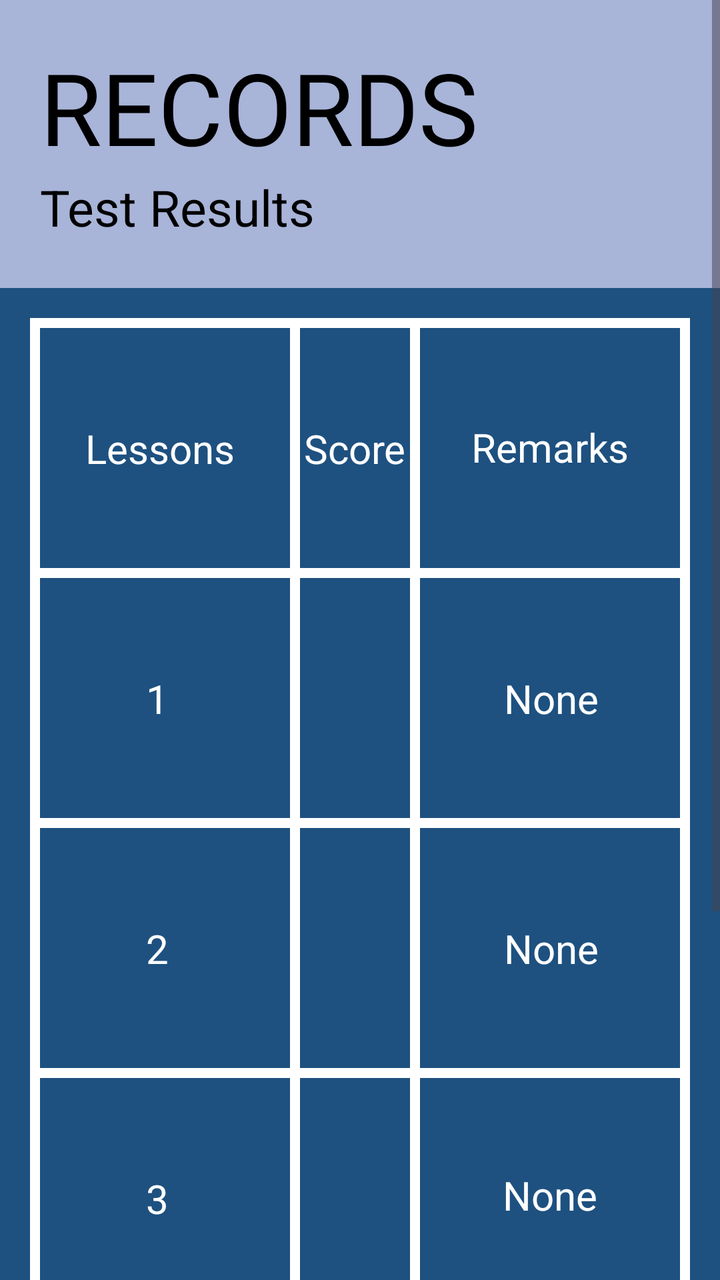
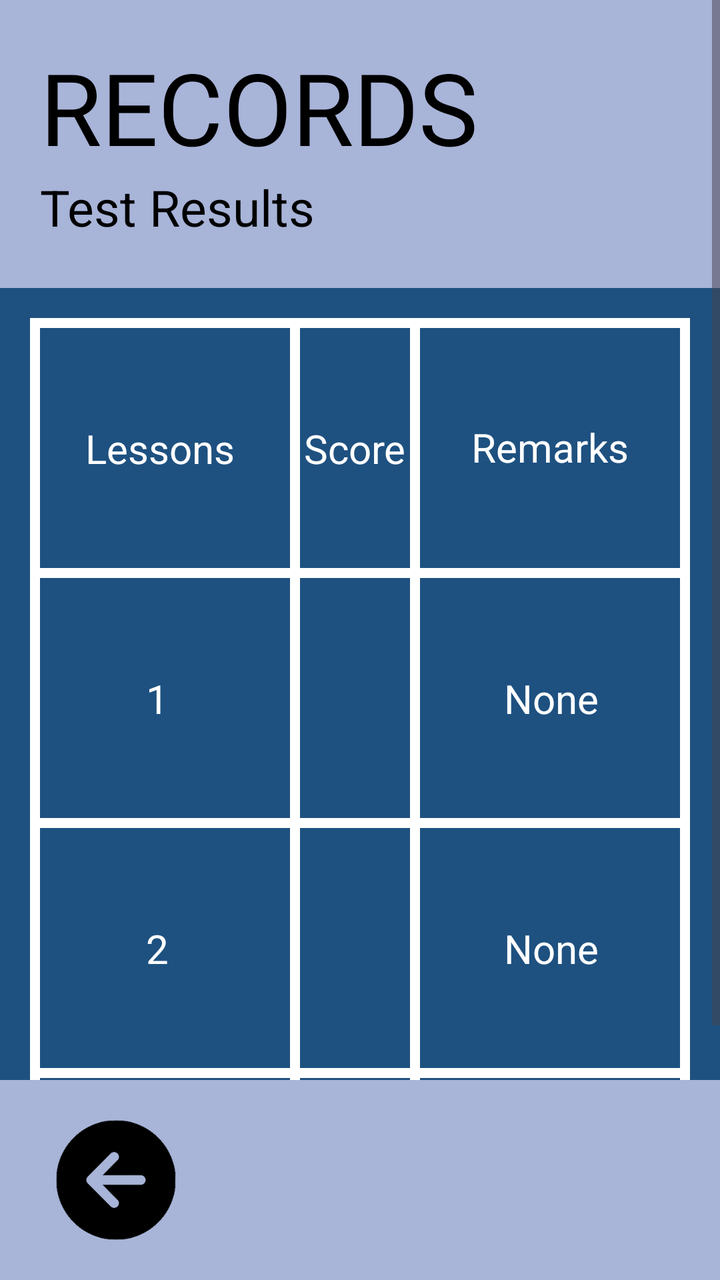

The first picture is an Android layout as it rendered before a commit; the second is the same layout after the commit. The layout source and the unified diff follow.
<!-- AndroidManifest.xml: application theme Theme.FinalsApplication -->
<!-- res/layout/records_page1.xml -->
<?xml version="1.0" encoding="utf-8"?>
<RelativeLayout xmlns:android="http://schemas.android.com/apk/res/android"
    android:layout_width="match_parent"
    android:layout_height="match_parent"
    xmlns:tools="http://schemas.android.com/tools"
    xmlns:app="http://schemas.android.com/apk/res-auto"
    android:background="@color/ourBlue">

    <ScrollView
        android:layout_width="409dp"
        android:layout_height="729dp"
        tools:layout_editor_absoluteX="1dp"
        tools:layout_editor_absoluteY="1dp">

        <LinearLayout
            android:layout_width="match_parent"
            android:layout_height="wrap_content"
            android:orientation="vertical">

            <LinearLayout
                android:layout_width="match_parent"
                android:layout_height="144dp"
                android:background="#a8b4d8"
                android:orientation="vertical">

                <TextView
                    android:id="@+id/mainLabel1"
                    android:layout_width="wrap_content"
                    android:layout_height="wrap_content"
                    android:layout_marginStart="20dp"
                    android:layout_marginTop="20dp"
                    android:fontFamily="@font/roboto_black"
                    android:text="RECORDS"
                    android:textColor="@color/black"
                    android:textSize="50sp" />

                <TextView
                    android:id="@+id/mainLabel2"
                    android:layout_width="225dp"
                    android:layout_height="wrap_content"
                    android:layout_marginStart="20dp"
                    android:layout_marginBottom="20dp"
                    android:text="Test Results"
                    android:textColor="@color/black"
                    android:textSize="25sp" />

            </LinearLayout>

            <androidx.constraintlayout.widget.ConstraintLayout
                android:layout_width="match_parent"
                android:layout_height="655dp">

                <TextView
                    android:id="@+id/l2Label"
                    android:layout_width="wrap_content"
                    android:layout_height="wrap_content"
                    android:text="2"
                    android:textColor="@color/white"
                    android:textSize="20sp"
                    app:layout_constraintBottom_toTopOf="@+id/linearLayout8"
                    app:layout_constraintEnd_toStartOf="@+id/linearLayout5"
                    app:layout_constraintHorizontal_bias="0.49"
                    app:layout_constraintStart_toStartOf="@+id/linearLayout7"
                    app:layout_constraintTop_toBottomOf="@+id/linearLayout7" />

                <TextView
                    android:id="@+id/l3Label"
                    android:layout_width="wrap_content"
                    android:layout_height="wrap_content"
                    android:text="3"
                    android:textColor="@color/white"
                    android:textSize="20sp"
                    app:layout_constraintBottom_toTopOf="@+id/linearLayout10"
                    app:layout_constraintEnd_toStartOf="@+id/linearLayout5"
                    app:layout_constraintHorizontal_bias="0.49"
                    app:layout_constraintStart_toStartOf="@+id/linearLayout7"
                    app:layout_constraintTop_toBottomOf="@+id/linearLayout8" />

                <TextView
                    android:id="@+id/l3Score"
                    android:layout_width="wrap_content"
                    android:layout_height="wrap_content"
                    android:textColor="@color/white"
                    android:textSize="20sp"
                    app:layout_constraintBottom_toTopOf="@+id/linearLayout10"
                    app:layout_constraintEnd_toStartOf="@+id/linearLayout9"
                    app:layout_constraintStart_toEndOf="@+id/linearLayout5"
                    app:layout_constraintTop_toBottomOf="@+id/linearLayout8"
                    app:layout_constraintVertical_bias="0.494" />

                <TextView
                    android:id="@+id/l3Remarks"
                    android:layout_width="wrap_content"
                    android:layout_height="wrap_content"
                    android:text="None"
                    android:textColor="@color/white"
                    android:textSize="20sp"
                    app:layout_constraintBottom_toTopOf="@+id/linearLayout10"
                    app:layout_constraintEnd_toStartOf="@+id/linearLayout4"
                    app:layout_constraintStart_toEndOf="@+id/linearLayout9"
                    app:layout_constraintTop_toBottomOf="@+id/linearLayout8"
                    app:layout_constraintVertical_bias="0.483" />

                <TextView
                    android:id="@+id/sumLabel"
                    android:layout_width="wrap_content"
                    android:layout_height="wrap_content"
                    android:text="Summative"
                    android:textColor="@color/white"
                    android:textSize="20sp"
                    app:layout_constraintBottom_toTopOf="@+id/linearLayout2"
                    app:layout_constraintEnd_toStartOf="@+id/linearLayout5"
                    app:layout_constraintHorizontal_bias="0.49"
                    app:layout_constraintStart_toStartOf="@+id/linearLayout7"
                    app:layout_constraintTop_toBottomOf="@+id/linearLayout10" />

                <LinearLayout
                    android:id="@+id/linearLayout"
                    android:layout_width="match_parent"
                    android:layout_height="5dp"
                    android:layout_marginStart="15dp"
                    android:layout_marginTop="15dp"
                    android:layout_marginEnd="15dp"
                    android:background="@color/white"
                    android:orientation="horizontal"
                    app:layout_constraintEnd_toEndOf="parent"
                    app:layout_constraintStart_toStartOf="parent"
                    app:layout_constraintTop_toTopOf="parent">

                </LinearLayout>

                <LinearLayout
                    android:id="@+id/linearLayout2"
                    android:layout_width="match_parent"
                    android:layout_height="5dp"
                    android:layout_marginStart="15dp"
                    android:layout_marginEnd="15dp"
                    android:layout_marginBottom="15dp"
                    android:background="@color/white"
                    android:orientation="horizontal"
                    app:layout_constraintBottom_toBottomOf="parent"
                    app:layout_constraintEnd_toEndOf="parent"
                    app:layout_constraintHorizontal_bias="1.0"
                    app:layout_constraintStart_toStartOf="parent"></LinearLayout>

                <LinearLayout
                    android:id="@+id/linearLayout3"
                    android:layout_width="5dp"
                    android:layout_height="match_parent"
                    android:layout_marginStart="15dp"
                    android:layout_marginTop="15dp"
                    android:layout_marginBottom="15dp"
                    android:background="@color/white"
                    android:orientation="vertical"
                    app:layout_constraintBottom_toTopOf="@+id/linearLayout2"
                    app:layout_constraintStart_toStartOf="parent"
                    app:layout_constraintTop_toTopOf="parent">

                </LinearLayout>

                <LinearLayout
                    android:id="@+id/linearLayout4"
                    android:layout_width="5dp"
                    android:layout_height="match_parent"
                    android:layout_marginTop="15dp"
                    android:layout_marginEnd="15dp"
                    android:layout_marginBottom="15dp"
                    android:background="@color/white"
                    android:orientation="vertical"
                    app:layout_constraintBottom_toTopOf="@+id/linearLayout2"
                    app:layout_constraintEnd_toEndOf="parent"
                    app:layout_constraintTop_toTopOf="parent"></LinearLayout>

                <LinearLayout
                    android:id="@+id/linearLayout5"
                    android:layout_width="5dp"
                    android:layout_height="match_parent"
                    android:layout_marginStart="130dp"
                    android:layout_marginTop="15dp"
                    android:layout_marginBottom="15dp"
                    android:background="@color/white"
                    android:orientation="vertical"
                    app:layout_constraintBottom_toTopOf="@+id/linearLayout2"
                    app:layout_constraintStart_toStartOf="@+id/linearLayout3"
                    app:layout_constraintTop_toTopOf="parent">

                </LinearLayout>

                <LinearLayout
                    android:id="@+id/linearLayout9"
                    android:layout_width="5dp"
                    android:layout_height="match_parent"
                    android:layout_marginTop="15dp"
                    android:layout_marginEnd="130dp"
                    android:layout_marginBottom="15dp"
                    android:background="@color/white"
                    android:orientation="vertical"
                    app:layout_constraintBottom_toTopOf="@+id/linearLayout2"
                    app:layout_constraintEnd_toStartOf="@+id/linearLayout4"
                    app:layout_constraintTop_toTopOf="parent">

                </LinearLayout>

                <LinearLayout
                    android:id="@+id/linearLayout6"
                    android:layout_width="match_parent"
                    android:layout_height="5dp"
                    android:layout_marginStart="15dp"
                    android:layout_marginTop="120dp"
                    android:layout_marginEnd="15dp"
                    android:background="@color/white"
                    android:orientation="horizontal"
                    app:layout_constraintEnd_toEndOf="parent"
                    app:layout_constraintStart_toStartOf="parent"
                    app:layout_constraintTop_toBottomOf="@+id/linearLayout">

                </LinearLayout>

                <LinearLayout
                    android:id="@+id/linearLayout7"
                    android:layout_width="match_parent"
                    android:layout_height="5dp"
                    android:layout_marginStart="15dp"
                    android:layout_marginTop="120dp"
                    android:layout_marginEnd="15dp"
                    android:background="@color/white"
                    android:orientation="horizontal"
                    app:layout_constraintEnd_toEndOf="parent"
                    app:layout_constraintHorizontal_bias="0.586"
                    app:layout_constraintStart_toStartOf="parent"
                    app:layout_constraintTop_toBottomOf="@+id/linearLayout6">

                </LinearLayout>

                <LinearLayout
                    android:id="@+id/linearLayout8"
                    android:layout_width="match_parent"
                    android:layout_height="5dp"
                    android:layout_marginStart="15dp"
                    android:layout_marginTop="120dp"
                    android:layout_marginEnd="15dp"
                    android:background="@color/white"
                    android:orientation="horizontal"
                    app:layout_constraintEnd_toEndOf="parent"
                    app:layout_constraintHorizontal_bias="0.517"
                    app:layout_constraintStart_toStartOf="parent"
                    app:layout_constraintTop_toBottomOf="@+id/linearLayout7">

                </LinearLayout>

                <TextView
                    android:id="@+id/lessonLabel"
                    android:layout_width="wrap_content"
                    android:layout_height="wrap_content"
                    android:text="Lessons"
                    android:textColor="@color/white"
                    android:textSize="20sp"
                    app:layout_constraintBottom_toTopOf="@+id/linearLayout6"
                    app:layout_constraintEnd_toStartOf="@+id/linearLayout5"
                    app:layout_constraintStart_toStartOf="@+id/linearLayout7"
                    app:layout_constraintTop_toBottomOf="@+id/linearLayout" />

                <TextView
                    android:id="@+id/l1Label"
                    android:layout_width="wrap_content"
                    android:layout_height="wrap_content"
                    android:text="1"
                    android:textColor="@color/white"
                    android:textSize="20sp"
                    app:layout_constraintBottom_toTopOf="@+id/linearLayout7"
                    app:layout_constraintEnd_toStartOf="@+id/linearLayout5"
                    app:layout_constraintHorizontal_bias="0.49"
                    app:layout_constraintStart_toStartOf="@+id/linearLayout7"
                    app:layout_constraintTop_toBottomOf="@+id/linearLayout6" />

                <TextView
                    android:id="@+id/scoreLabel"
                    android:layout_width="wrap_content"
                    android:layout_height="wrap_content"
                    android:text="Score"
                    android:textColor="@color/white"
                    android:textSize="20sp"
                    app:layout_constraintBottom_toTopOf="@+id/linearLayout6"
                    app:layout_constraintEnd_toStartOf="@+id/linearLayout9"
                    app:layout_constraintStart_toEndOf="@+id/linearLayout5"
                    app:layout_constraintTop_toBottomOf="@+id/linearLayout" />

                <TextView
                    android:id="@+id/l1Score"
                    android:layout_width="wrap_content"
                    android:layout_height="wrap_content"
                    android:textColor="@color/white"
                    android:textSize="20sp"
                    app:layout_constraintBottom_toTopOf="@+id/linearLayout7"
                    app:layout_constraintEnd_toStartOf="@+id/linearLayout9"
                    app:layout_constraintHorizontal_bias="0.547"
                    app:layout_constraintStart_toEndOf="@+id/linearLayout5"
                    app:layout_constraintTop_toBottomOf="@+id/linearLayout6" />

                <TextView
                    android:id="@+id/l2Score"
                    android:layout_width="wrap_content"
                    android:layout_height="wrap_content"
                    android:textColor="@color/white"
                    android:textSize="20sp"
                    app:layout_constraintBottom_toTopOf="@+id/linearLayout8"
                    app:layout_constraintEnd_toStartOf="@+id/linearLayout9"
                    app:layout_constraintHorizontal_bias="0.49"
                    app:layout_constraintStart_toEndOf="@+id/linearLayout5"
                    app:layout_constraintTop_toBottomOf="@+id/linearLayout7" />

                <TextView
                    android:id="@+id/sumScore"
                    android:layout_width="wrap_content"
                    android:layout_height="wrap_content"
                    android:textColor="@color/white"
                    android:textSize="20sp"
                    app:layout_constraintBottom_toTopOf="@+id/linearLayout2"
                    app:layout_constraintEnd_toStartOf="@+id/linearLayout9"
                    app:layout_constraintHorizontal_bias="0.49"
                    app:layout_constraintStart_toEndOf="@+id/linearLayout5"
                    app:layout_constraintTop_toBottomOf="@+id/linearLayout10" />

                <TextView
                    android:id="@+id/remarkLabel"
                    android:layout_width="wrap_content"
                    android:layout_height="wrap_content"
                    android:text="Remarks"
                    android:textColor="@color/white"
                    android:textSize="20sp"
                    app:layout_constraintBottom_toTopOf="@+id/linearLayout6"
                    app:layout_constraintEnd_toStartOf="@+id/linearLayout4"
                    app:layout_constraintStart_toEndOf="@+id/linearLayout9"
                    app:layout_constraintTop_toBottomOf="@+id/linearLayout"
                    app:layout_constraintVertical_bias="0.494" />

                <TextView
                    android:id="@+id/l1Remarks"
                    android:layout_width="wrap_content"
                    android:layout_height="wrap_content"
                    android:text="None"
                    android:textColor="@color/white"
                    android:textSize="20sp"
                    app:layout_constraintBottom_toTopOf="@+id/linearLayout7"
                    app:layout_constraintEnd_toStartOf="@+id/linearLayout4"
                    app:layout_constraintHorizontal_bias="0.509"
                    app:layout_constraintStart_toEndOf="@+id/linearLayout9"
                    app:layout_constraintTop_toBottomOf="@+id/linearLayout6" />

                <TextView
                    android:id="@+id/l2Remarks"
                    android:layout_width="wrap_content"
                    android:layout_height="wrap_content"
                    android:text="None"
                    android:textColor="@color/white"
                    android:textSize="20sp"
                    app:layout_constraintBottom_toTopOf="@+id/linearLayout8"
                    app:layout_constraintEnd_toStartOf="@+id/linearLayout4"
                    app:layout_constraintHorizontal_bias="0.509"
                    app:layout_constraintStart_toEndOf="@+id/linearLayout9"
                    app:layout_constraintTop_toBottomOf="@+id/linearLayout7" />

                <TextView
                    android:id="@+id/sumRemarks"
                    android:layout_width="wrap_content"
                    android:layout_height="wrap_content"
                    android:text="None"
                    android:textColor="@color/white"
                    android:textSize="20sp"
                    app:layout_constraintBottom_toTopOf="@+id/linearLayout2"
                    app:layout_constraintEnd_toStartOf="@+id/linearLayout4"
                    app:layout_constraintHorizontal_bias="0.509"
                    app:layout_constraintStart_toEndOf="@+id/linearLayout9"
                    app:layout_constraintTop_toBottomOf="@+id/linearLayout10" />

                <LinearLayout
                    android:id="@+id/linearLayout10"
                    android:layout_width="match_parent"
                    android:layout_height="5dp"
                    android:layout_marginStart="15dp"
                    android:layout_marginTop="120dp"
                    android:layout_marginEnd="15dp"
                    android:background="@color/white"
                    android:orientation="horizontal"
                    app:layout_constraintEnd_toEndOf="parent"
                    app:layout_constraintStart_toStartOf="parent"
                    app:layout_constraintTop_toBottomOf="@+id/linearLayout8"></LinearLayout>

            </androidx.constraintlayout.widget.ConstraintLayout>

            <LinearLayout
                android:layout_width="match_parent"
                android:layout_height="100dip"
                android:layout_alignParentBottom="true"
                android:background="#a8b4d8">

                <ImageButton
                    android:id="@+id/backButton"
                    android:layout_width="76dp"
                    android:layout_height="wrap_content"
                    android:layout_marginStart="20dp"
                    android:layout_marginTop="20dp"
                    android:layout_marginBottom="20dp"
                    android:background="?android:attr/selectableItemBackground"
                    android:scaleType="fitCenter"
                    android:src="@drawable/arrowleft" />
            </LinearLayout>

        </LinearLayout>
    </ScrollView>
</RelativeLayout>
<!-- resources referenced by this layout -->
<resources>
  <color name="black">#000000</color>
  <color name="ourBlue">#1e5180</color>
  <color name="white">#FFFFFFFF</color>
  <!-- drawable arrowleft: png bitmap (drawable, 16559 bytes) -->
  <style name="Theme.FinalsApplication" parent="Base.Theme.FinalsApplication" />
  <style name="Base.Theme.FinalsApplication" parent="Theme.Material3.DayNight.NoActionBar">
          
          
          <item name="android:statusBarColor">#00000000</item>
      </style>
</resources>

<!-- the commit's change to res/layout/records_page1.xml (unified diff, before → after) -->
@@ -388,24 +388,25 @@
 
             </androidx.constraintlayout.widget.ConstraintLayout>
 
-            <LinearLayout
-                android:layout_width="match_parent"
-                android:layout_height="100dip"
-                android:layout_alignParentBottom="true"
-                android:background="#a8b4d8">
-
-                <ImageButton
-                    android:id="@+id/backButton"
-                    android:layout_width="76dp"
-                    android:layout_height="wrap_content"
-                    android:layout_marginStart="20dp"
-                    android:layout_marginTop="20dp"
-                    android:layout_marginBottom="20dp"
-                    android:background="?android:attr/selectableItemBackground"
-                    android:scaleType="fitCenter"
-                    android:src="@drawable/arrowleft" />
-            </LinearLayout>
-
         </LinearLayout>
     </ScrollView>
+
+    <LinearLayout
+        android:layout_width="match_parent"
+        android:layout_height="100dip"
+        android:layout_alignParentBottom="true"
+        android:background="#a8b4d8">
+
+        <ImageButton
+            android:id="@+id/backButton"
+            android:layout_width="76dp"
+            android:layout_height="wrap_content"
+            android:layout_marginStart="20dp"
+            android:layout_marginTop="20dp"
+            android:layout_marginBottom="20dp"
+            android:background="?android:attr/selectableItemBackground"
+            android:scaleType="fitCenter"
+            android:src="@drawable/arrowleft" />
+    </LinearLayout>
+
 </RelativeLayout>
